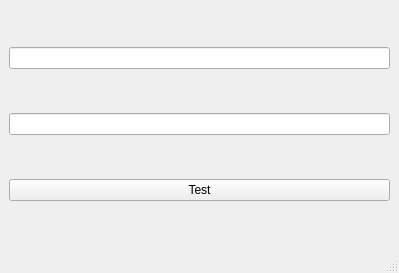
ErnieSumoso/trackapp, file mainwindow.ui: the form before one commit.
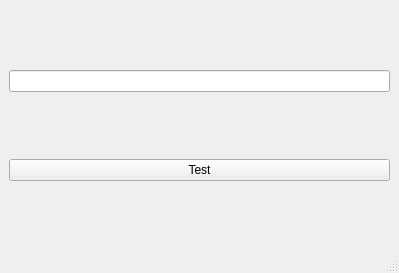
The form after the commit.

Commit message: finished Qt tutorial

What changed in the file:
```diff
--- a/mainwindow.ui
+++ b/mainwindow.ui
@@ -18,9 +18,6 @@
     <item>
      <widget class="QLineEdit" name="lineEdit"/>
     </item>
-    <item>
-     <widget class="QLineEdit" name="lineEdit_2"/>
-    </item>
     <item>
      <widget class="QPushButton" name="pushButton">
       <property name="text">
```
The commit also changes 1 other file.
